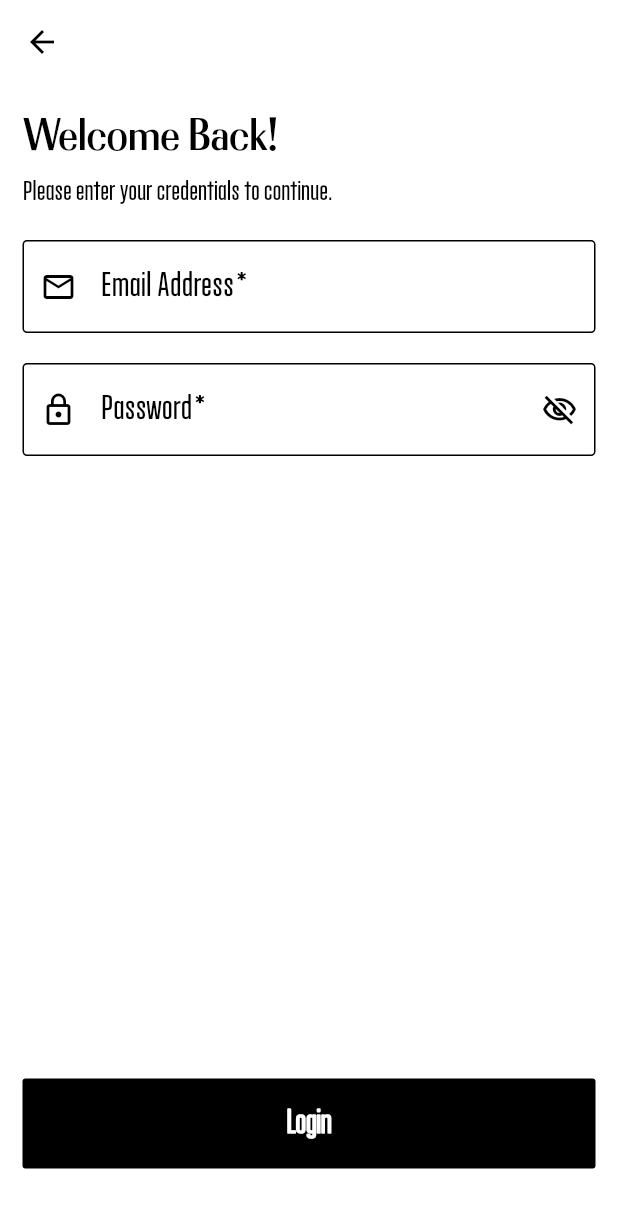
After one commit to Asif-Faizal/Versace, a Flutter app: the LoginScreen screen opened by its route, on a phone screen of 412 x 824 dp. The commit adds this screen. Shown: the top 1208 px of the screen. Run offline on Flutter 3.47's test engine with Material 3 defaults, Android fonts, the phone set to English and light mode, and no system bars; our stand-ins replace bloc, connectivity_plus, dartz, equatable, flutter_bloc, freezed_annotation and 2 more; accounts and stored records are empty.

Commit message:
LOGIN UI WITH CUBITS

```diff
--- a/Mobile/lib/core/injection/injection_container.dart
+++ b/Mobile/lib/core/injection/injection_container.dart
@@ -6,6 +6,7 @@ import 'package:versace/features/dashboard/cubit/auto_scroll_cubit.dart';
 import 'package:versace/features/dashboard/cubit/bottom_nav_cubit.dart';
 import 'package:http/http.dart' as http;
 
+import '../../features/login/cubit/password_visibility/password_visibility_login_cubit.dart';
 import '../../features/register/bloc/email_verification/email_verification_bloc.dart';
 import '../../features/register/data/email_verification/email_verification_datasource.dart';
 import '../../features/register/data/email_verification/email_verification_repo_impl.dart';
@@ -31,6 +32,7 @@ Future<void> init() async {
   getIt.registerFactory(() => ThemeCubit(getIt<StorageHelper>()));
   getIt.registerFactory(() => SplashCubit());
   getIt.registerFactory(() => PasswordVisibilityCubit());
+  getIt.registerFactory(() => PasswordVisibilityLoginCubit());
 
   // Factory for AutoScrollCubit
   getIt.registerFactory(() => AutoScrollCubit(
--- a/Mobile/lib/core/routing/routing_constants.dart
+++ b/Mobile/lib/core/routing/routing_constants.dart
@@ -10,4 +10,7 @@ class RouteConstants {
   // Register
   static const String registerUser = '/register-user';
   static const String enterPassword = '/enter-password';
+
+  // Login
+  static const String login = '/login';
 }
--- a/Mobile/lib/core/routing/routing_generator.dart
+++ b/Mobile/lib/core/routing/routing_generator.dart
@@ -6,6 +6,7 @@ import 'package:versace/features/splash/presentation/screens/splash_screen.dart'
 
 import '../../features/dashboard/cubit/bottom_nav_cubit.dart';
 import '../../features/dashboard/cubit/bottom_nav_state.dart';
+import '../../features/login/presentation/screens/login_screen.dart';
 import '../../features/register/presentation/screens/enter_password_screen.dart';
 import '../../features/register/presentation/screens/register_user_screen.dart';
 import '../../features/splash/presentation/screens/initial_screen.dart';
@@ -50,6 +51,8 @@ class RouteGenerator {
           return _buildRoute(EnterPasswordScreen(arguments: args), settings);
         }
         return _errorRoute('Error', context);
+      case RouteConstants.login:
+        return _buildRoute(LoginScreen(), settings);
       default:
         return _errorRoute('Error', context);
     }
--- /dev/null
+++ b/Mobile/lib/features/login/cubit/password_visibility/password_visibility_login_cubit.dart
@@ -0,0 +1,11 @@
+import 'package:flutter_bloc/flutter_bloc.dart';
+
+import 'password_visibility_login_state.dart';
+
+class PasswordVisibilityLoginCubit extends Cubit<PasswordVisibilityLoginState> {
+  PasswordVisibilityLoginCubit() : super(const PasswordVisibilityLoginState());
+
+  void togglePasswordVisibility() {
+    emit(state.copyWith(isPasswordVisible: !state.isPasswordVisible));
+  }
+}
--- /dev/null
+++ b/Mobile/lib/features/login/cubit/password_visibility/password_visibility_login_state.dart
@@ -0,0 +1,10 @@
+import 'package:freezed_annotation/freezed_annotation.dart';
+
+part 'password_visibility_login_state.freezed.dart';
+
+@freezed
+class PasswordVisibilityLoginState with _$PasswordVisibilityLoginState {
+  const factory PasswordVisibilityLoginState({
+    @Default(false) bool isPasswordVisible,
+  }) = _PasswordVisibilityLoginState;
+}
--- /dev/null
+++ b/Mobile/lib/features/login/presentation/screens/login_screen.dart
@@ -0,0 +1,94 @@
+import 'package:flutter/material.dart';
+import 'package:flutter_bloc/flutter_bloc.dart';
+import 'package:versace/features/login/cubit/password_visibility/password_visibility_login_cubit.dart';
+
+import '../../../../core/util/validate_email.dart';
+import '../../cubit/password_visibility/password_visibility_login_state.dart';
+
+class LoginScreen extends StatelessWidget {
+  LoginScreen({super.key});
+  final TextEditingController emailController = TextEditingController();
+  final TextEditingController passwordController = TextEditingController();
+
+  @override
+  Widget build(BuildContext context) {
+    final textTheme = Theme.of(context).textTheme;
+    final formKey = GlobalKey<FormState>();
+    return Scaffold(
+      appBar: AppBar(),
+      body: Padding(
+        padding: const EdgeInsets.all(15),
+        child: Form(
+          key: formKey,
+          child: Column(
+            crossAxisAlignment: CrossAxisAlignment.start,
+            children: [
+              Text('Welcome Back!', style: textTheme.titleLarge),
+              const SizedBox(height: 10),
+              Text(
+                'Please enter your credentials to continue.',
+                style: textTheme.bodyMedium,
+              ),
+              const SizedBox(height: 20),
+              TextFormField(
+                controller: emailController,
+                keyboardType: TextInputType.emailAddress,
+                decoration: InputDecoration(
+                  labelText: 'Email Address*',
+                  prefixIcon: const Icon(Icons.email_outlined),
+                ),
+                validator: validateEmail,
+                autovalidateMode: AutovalidateMode.disabled,
+              ),
+              const SizedBox(height: 20),
+              BlocBuilder<PasswordVisibilityLoginCubit, PasswordVisibilityLoginState>(
+                builder: (context, state) {
+                  return TextFormField(
+                    controller: passwordController,
+                    obscureText: !state.isPasswordVisible,
+                    keyboardType: TextInputType.visiblePassword,
+                    validator: (value) {
+                      if (value == null || value.isEmpty) {
+                        return 'Confirm password is required';
+                      } else if (value.length < 8) {
+                        return 'Password must be at least 8 characters long';
+                      }
+                      return null;
+                    },
+                    decoration: InputDecoration(
+                      labelText: 'Password*',
+                      prefixIcon: const Icon(Icons.lock_outline),
+                      suffixIcon: IconButton(
+                        onPressed: () {
+                          context
+                              .read<PasswordVisibilityLoginCubit>()
+                              .togglePasswordVisibility();
+                        },
+                        icon: Icon(
+                          state.isPasswordVisible
+                              ? Icons.visibility_outlined
+                              : Icons.visibility_off_outlined,
+                        ),
+                      ),
+                    ),
+                    autovalidateMode: AutovalidateMode.disabled,
+                  );
+                },
+              ),
+              const Spacer(),
+              SizedBox(
+                width: double.infinity,
+                height: 60,
+                child: ElevatedButton(
+                  onPressed: () {},
+                  child: const Text('Login'),
+                ),
+              ),
+              const SizedBox(height: 30),
+            ],
+          ),
+        ),
+      ),
+    );
+  }
+}
--- a/Mobile/lib/features/splash/presentation/screens/initial_screen.dart
+++ b/Mobile/lib/features/splash/presentation/screens/initial_screen.dart
@@ -79,7 +79,9 @@ class InitialScreen extends StatelessWidget {
               width: double.infinity,
               height: 60,
               child: ElevatedButton(
-                onPressed: () {},
+                onPressed: () {
+                  context.navigateTo(RouteConstants.login);
+                },
                 child: Text('Login'),
               ),
             ),
--- a/Mobile/lib/main.dart
+++ b/Mobile/lib/main.dart
@@ -13,6 +13,7 @@ import 'package:versace/core/theme/cubit/theme_state.dart';
 import 'package:versace/features/splash/cubit/splash/splash_cubit.dart';
 
 import 'features/dashboard/cubit/bottom_nav_cubit.dart';
+import 'features/login/cubit/password_visibility/password_visibility_login_cubit.dart';
 import 'features/register/bloc/email_verification/email_verification_bloc.dart';
 import 'features/register/presentation/cubits/password_visibility_cubit.dart';
 
@@ -52,6 +53,9 @@ class MyApp extends StatelessWidget {
           BlocProvider(
             create: (_) => di.getIt<PasswordVisibilityCubit>(),
           ),
+          BlocProvider(
+            create: (_) => di.getIt<PasswordVisibilityLoginCubit>(),
+          ),
         ],
         child: BlocBuilder<ThemeCubit, ThemeState>(
           builder: (context, state) {
```
Also changed, not shown: Mobile/lib/core/widgets/otp_bottom_sheet.dart (deleted, +0 -185 lines), Mobile/lib/features/register/presentation/screens/enter_password_screen.dart (+31 -4 lines), Mobile/lib/features/register/presentation/screens/register_user_screen.dart (+13 -5 lines), Mobile/lib/features/login/cubit/password_visibility/password_visibility_login_state.freezed.dart (added).
